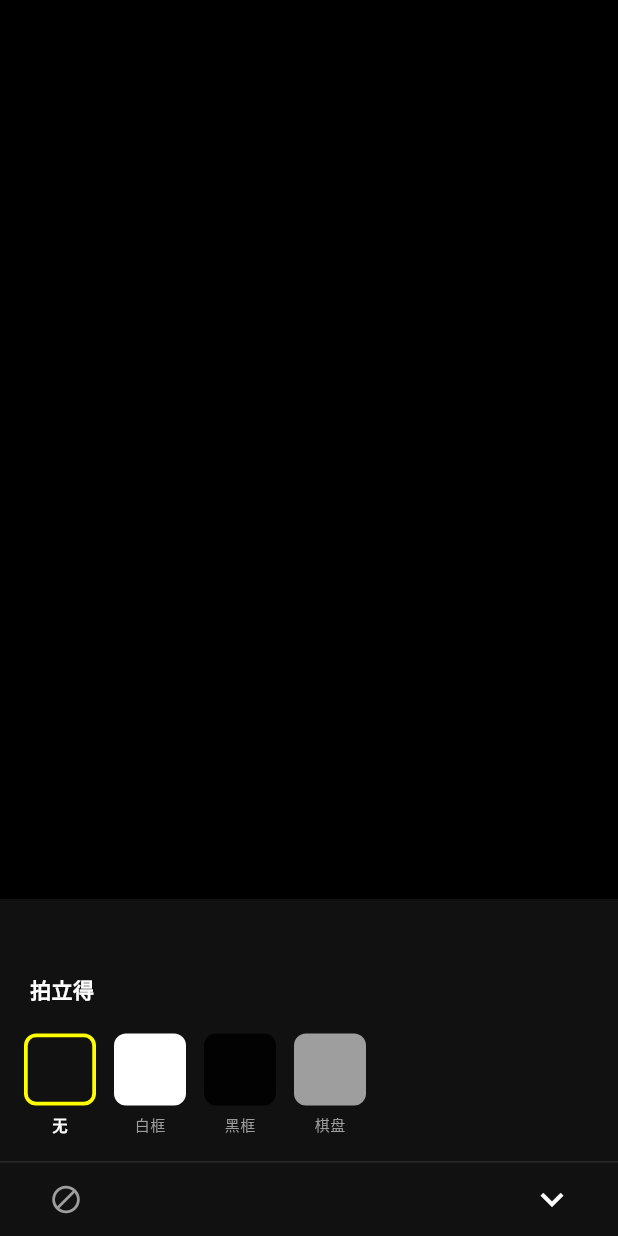
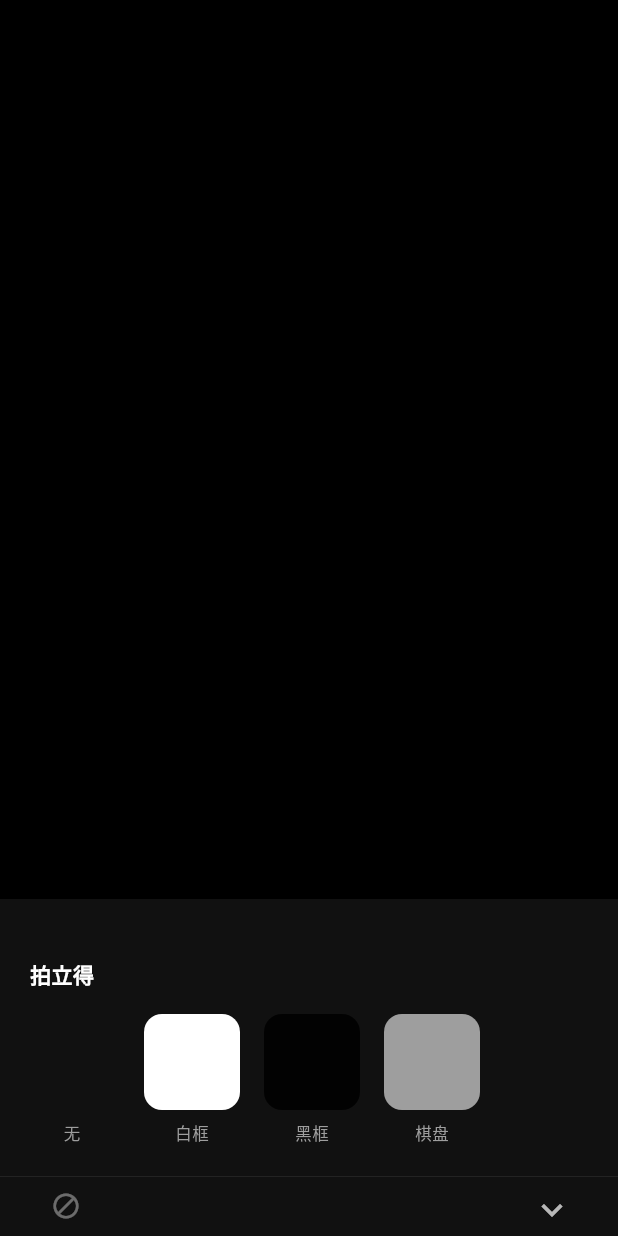
Before and after one commit to ESTHERWONGONG/recam_flutter, a Flutter app: the CameraScreen screen opened by its route, after a tap on the "timer off" icon, after a tap on "4:3", after a tap on "边框", on a phone screen of 412 x 824 dp. Run offline on Flutter 3.47's test engine with Material 3 defaults, Android fonts, the phone set to English and light mode, and no system bars; our stand-ins replace package_info_plus, permission_handler, plugin_platform_interface, shared_preferences; accounts and stored records are empty.

Commit message:
fix(gallery): 修复底部溢出报错并实装基础编辑功能 (v1.5-patch)
1. [UI Fix] 修复 Gallery 底部 Yellow Tape (Overflow) 报错。
   - 弃用手动 MediaQuery 高度计算，全面采用 SafeArea 适配底部安全区。
   - 使用 StackFit.expand 确保预览区布局稳定。

2. [UX Improve] 优化编辑模式交互。
   - 锁定底部菜单栏高度，防止从一级菜单切换到二级面板时图片区域跳动。
   - 优化一级菜单图标布局，使其在容器中垂直居中。

3. [Feature] 实装基础编辑逻辑 (Gallery)。
   - 实现亮度调节 (ColorFilter Matrix)。
   - 实现暗角效果 (RadialGradient)。
   - 实现左右镜像翻转 (Transform)。
   - 整合至 _ZoomablePhoto 组件，支持编辑与缩放手势共存。

```diff
--- a/lib/features/editor/editor_constants.dart
+++ b/lib/features/editor/editor_constants.dart
@@ -9,8 +9,8 @@ enum EditorMode {
   filter,  // 滤镜
   frame,   // 边框
   sticker, // 贴纸
-  grain,   // ✨ 颗粒 (本次新增，Camera 和 Gallery 都支持)
-  edit,    // 基础编辑 (裁剪/旋转，通常只在 Gallery 用，但定义在这里无妨)
+  grain,   // 颗粒
+  edit,    // 基础编辑 (裁剪/旋转/亮度等)
 }
 
 // =========================================================
@@ -94,14 +94,14 @@ class EditorMockData {
     ),
   ];
 
-  // 🛠️ 基础编辑 (仅 Gallery)
+  // 🛠️ 基础编辑 (Gallery 用) - ✅ 已更新为你要求的三个功能
   static const List<EditorCategory> editCategories = [
     EditorCategory(
       title: "调整",
       items: [
-        EditorItem(id: "crop", name: "裁剪"),
-        EditorItem(id: "rotate", name: "旋转"),
         EditorItem(id: "brightness", name: "亮度"),
+        EditorItem(id: "mirror", name: "左右翻转"),
+        EditorItem(id: "vignette", name: "暗角"),
       ],
     ),
   ];
--- a/lib/features/editor/widgets/unified_editor_panel.dart
+++ b/lib/features/editor/widgets/unified_editor_panel.dart
@@ -1,15 +1,16 @@
 import 'package:flutter/material.dart';
-// ✅ 必须引入统一的常量定义
 import '../editor_constants.dart';
 
 class UnifiedEditorPanel extends StatefulWidget {
-  final List<EditorCategory> categories; // 数据源
-  final VoidCallback onClose;            // 关闭回调
+  final List<EditorCategory> categories;
+  final VoidCallback onClose;
+  final Function(EditorItem item)? onItemTap;
 
   const UnifiedEditorPanel({
     super.key,
     required this.categories,
     required this.onClose,
+    this.onItemTap,
   });
 
   @override
@@ -18,7 +19,7 @@ class UnifiedEditorPanel extends StatefulWidget {
 
 class _UnifiedEditorPanelState extends State<UnifiedEditorPanel> with SingleTickerProviderStateMixin {
   int _selectedCategoryIndex = 0;
-  int _selectedItemIndex = 0;
+  int _selectedItemIndex = -1;
   late TabController _tabController;
 
   @override
@@ -35,12 +36,11 @@ class _UnifiedEditorPanelState extends State<UnifiedEditorPanel> with SingleTick
   @override
   void didUpdateWidget(UnifiedEditorPanel oldWidget) {
     super.didUpdateWidget(oldWidget);
-    // 如果外部传入的分类变了（比如从滤镜切到边框），重置 TabController
     if (widget.categories.length != oldWidget.categories.length) {
       _tabController.dispose();
       _tabController = TabController(length: widget.categories.length, vsync: this);
       _selectedCategoryIndex = 0;
-      _selectedItemIndex = 0;
+      _selectedItemIndex = -1;
     }
   }
 
@@ -52,18 +52,21 @@ class _UnifiedEditorPanelState extends State<UnifiedEditorPanel> with SingleTick
 
   @override
   Widget build(BuildContext context) {
-    // 安全检查：防止空数据崩溃
     if (widget.categories.isEmpty) return const SizedBox();
-
     final currentCategory = widget.categories[_selectedCategoryIndex];
 
     return Container(
-      color: const Color(0xFF111111),
+      decoration: const BoxDecoration(
+        color: Color(0xFF111111),
+        borderRadius: BorderRadius.vertical(top: Radius.circular(16)),
+      ),
+      // ✅ [核心修改] 删除了这里的 padding: bottomPadding
+      // 因为父页面已经套了 SafeArea，这里不需要再加，否则会有双下巴
       child: Column(
-        mainAxisSize: MainAxisSize.min, // 高度自适应
+        mainAxisSize: MainAxisSize.min,
         children: [
-          // 1. 分类层 (Tabs)
-          if (widget.categories.length > 1) // 只有多于1个分类时才显示Tab
+          // 1. 顶部 TabBar
+          if (widget.categories.length > 1)
             Container(
               height: 40,
               margin: const EdgeInsets.only(top: 10),
@@ -76,57 +79,56 @@ class _UnifiedEditorPanelState extends State<UnifiedEditorPanel> with SingleTick
                 indicatorColor: Colors.yellowAccent,
                 indicatorSize: TabBarIndicatorSize.label,
                 dividerColor: Colors.transparent,
-                // ✅ [修复点 1] 这里改成了 c.title (之前是 c.name)
                 tabs: widget.categories.map((c) => Tab(text: c.title)).toList(),
                 onTap: (index) => setState(() => _selectedCategoryIndex = index),
               ),
             )
           else
-            // 如果只有一个分类，显示简单的标题或者留空
             Container(
               alignment: Alignment.centerLeft,
               padding: const EdgeInsets.only(left: 20, top: 15, bottom: 5),
               child: Text(currentCategory.title, style: const TextStyle(color: Colors.white, fontWeight: FontWeight.bold)),
             ),
 
-          // 2. 资源选择层 (List)
+          // 2. 资源列表
           SizedBox(
-            height: 100,
+            height: 120,
             child: ListView.separated(
               scrollDirection: Axis.horizontal,
-              padding: const EdgeInsets.symmetric(horizontal: 16, vertical: 15),
+              padding: const EdgeInsets.symmetric(horizontal: 16, vertical: 12),
               itemCount: currentCategory.items.length,
-              separatorBuilder: (_, __) => const SizedBox(width: 12),
+              separatorBuilder: (_, __) => const SizedBox(width: 16),
               itemBuilder: (context, index) {
                 final item = currentCategory.items[index];
                 final isSelected = _selectedItemIndex == index;
 
                 return GestureDetector(
-                  onTap: () => setState(() => _selectedItemIndex = index),
+                  onTap: () {
+                    setState(() => _selectedItemIndex = index);
+                    if (widget.onItemTap != null) widget.onItemTap!(item);
+                  },
                   child: Column(
                     children: [
                       Container(
-                        width: 48, height: 48,
+                        width: 64, height: 64,
                         decoration: BoxDecoration(
-                          // ✅ [修复点 2] 兼容颜色和图片逻辑
-                          color: item.color ?? Colors.white10,
-                          borderRadius: BorderRadius.circular(8),
+                          color: item.color ?? const Color(0xFF222222),
+                          borderRadius: BorderRadius.circular(12),
                           border: isSelected
-                              ? Border.all(color: Colors.yellowAccent, width: 2.5)
-                              : Border.all(color: Colors.transparent, width: 2.5),
+                              ? Border.all(color: Colors.yellowAccent, width: 2)
+                              : null,
                         ),
                         alignment: Alignment.center,
-                        // 如果没有颜色且没有图标，显示首字作为占位
                         child: (item.color == null && item.iconPath.isEmpty)
-                            ? Text(item.name.isNotEmpty ? item.name[0] : "", style: const TextStyle(color: Colors.white54))
+                            ? Text(item.name.isNotEmpty ? item.name[0] : "", style: const TextStyle(color: Colors.white30, fontSize: 20))
                             : null,
                       ),
-                      const SizedBox(height: 6),
+                      const SizedBox(height: 8),
                       Text(item.name,
                         style: TextStyle(
                           color: isSelected ? Colors.white : Colors.grey,
-                          fontSize: 10,
-                          fontWeight: isSelected ? FontWeight.bold : FontWeight.normal
+                          fontSize: 11,
+                          fontWeight: isSelected ? FontWeight.w600 : FontWeight.normal
                         )
                       ),
                     ],
@@ -136,27 +138,22 @@ class _UnifiedEditorPanelState extends State<UnifiedEditorPanel> with SingleTick
             ),
           ),
 
-          // 3. 底部控制层 (Action Bar)
+          // 3. 底部控制栏
           Container(
-            height: 50,
+            height: 40,
             padding: const EdgeInsets.symmetric(horizontal: 20),
             decoration: const BoxDecoration(
-              border: Border(top: BorderSide(color: Colors.white10)),
+              border: Border(top: BorderSide(color: Colors.white10, width: 0.5)),
             ),
             child: Row(
               mainAxisAlignment: MainAxisAlignment.spaceBetween,
               children: [
-                // 左侧预留：清除效果
                 IconButton(
-                  icon: const Icon(Icons.block, color: Colors.grey, size: 22),
-                  onPressed: () {
-                     // TODO: 重置逻辑
-                     setState(() => _selectedItemIndex = 0);
-                  },
+                  icon: const Icon(Icons.block, color: Colors.white38, size: 20),
+                  onPressed: () => setState(() => _selectedItemIndex = -1),
                 ),
-                // 右侧：收起面板
                 IconButton(
-                  icon: const Icon(Icons.keyboard_arrow_down, color: Colors.white, size: 30),
+                  icon: const Icon(Icons.keyboard_arrow_down, color: Colors.white70, size: 28),
                   onPressed: widget.onClose,
                 ),
               ],
```
Also changed, not shown: lib/features/gallery/gallery_screen.dart (+188 -94 lines).
